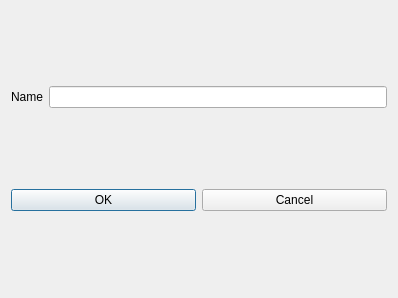
Zakhrov/WebPhonon, file addartistdialog.ui: the form before one commit.
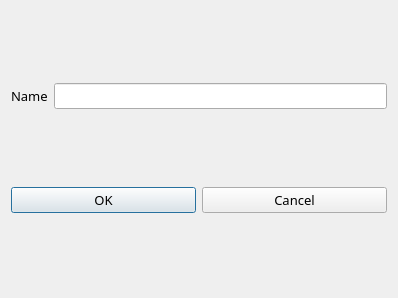
The form after the commit. Icons and pictures are not drawn.

Diff of the .ui file:
```diff
--- a/addartistdialog.ui
+++ b/addartistdialog.ui
@@ -18,13 +18,29 @@
     <layout class="QHBoxLayout" name="horizontalLayout">
      <item>
       <widget class="QLabel" name="label">
+       <property name="font">
+        <font>
+         <family>AR CHRISTY</family>
+         <pointsize>10</pointsize>
+        </font>
+       </property>
        <property name="text">
         <string>Name</string>
        </property>
       </widget>
      </item>
      <item>
-      <widget class="QLineEdit" name="lineEdit"/>
+      <widget class="QLineEdit" name="lineEdit">
+       <property name="font">
+        <font>
+         <family>AR ESSENCE</family>
+         <pointsize>10</pointsize>
+        </font>
+       </property>
+       <property name="styleSheet">
+        <string notr="true">background-color: &quot;white&quot;</string>
+       </property>
+      </widget>
      </item>
     </layout>
    </item>
@@ -32,6 +48,15 @@
     <layout class="QHBoxLayout" name="horizontalLayout_2">
      <item>
       <widget class="QPushButton" name="pushButton">
+       <property name="font">
+        <font>
+         <family>AR CHRISTY</family>
+         <pointsize>10</pointsize>
+        </font>
+       </property>
+       <property name="styleSheet">
+        <string notr="true">background-color: &quot;white&quot;</string>
+       </property>
        <property name="text">
         <string>OK</string>
        </property>
@@ -39,6 +64,15 @@
      </item>
      <item>
       <widget class="QPushButton" name="pushButton_2">
+       <property name="font">
+        <font>
+         <family>AR CHRISTY</family>
+         <pointsize>10</pointsize>
+        </font>
+       </property>
+       <property name="styleSheet">
+        <string notr="true">background-color: &quot;white&quot;</string>
+       </property>
        <property name="text">
         <string>Cancel</string>
        </property>
```
Left out of the diff: 8 changed lines with no effect on the pictures.
